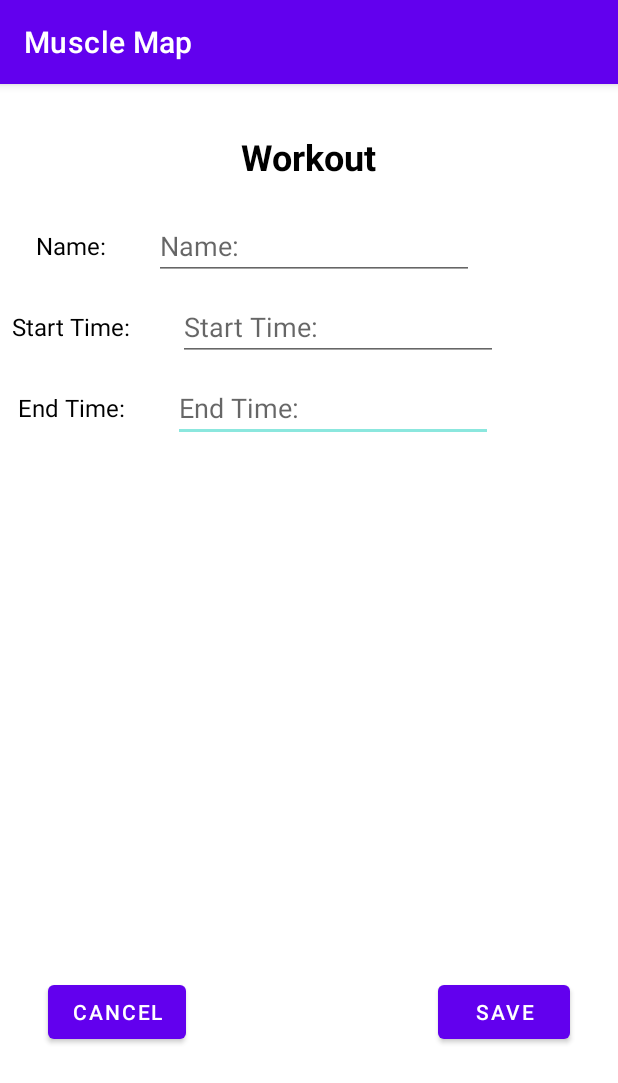
After one commit to dimavrem22/Muscle-Map-Android-App, an Android app: the fragment EditWorkoutFragment shown on its own in the app's theme, on a phone screen of 412 x 824 dp. The commit adds this screen. Shown: the top 1083 px of the screen. Run offline under Robolectric (Android 15) with nearby library versions, the phone set to English and light mode, and no system bars.

Commit message:
Edit Workout Fragment

```diff
--- /dev/null
+++ b/app/src/main/java/com/example/cs4520project/EditWorkoutFragment.java
@@ -0,0 +1,64 @@
+package com.example.cs4520project;
+
+import android.os.Bundle;
+
+import androidx.fragment.app.Fragment;
+
+import android.view.LayoutInflater;
+import android.view.View;
+import android.view.ViewGroup;
+
+/**
+ * A simple {@link Fragment} subclass.
+ * Use the {@link EditWorkoutFragment#newInstance} factory method to
+ * create an instance of this fragment.
+ */
+public class EditWorkoutFragment extends Fragment {
+
+    // TODO: Rename parameter arguments, choose names that match
+    // the fragment initialization parameters, e.g. ARG_ITEM_NUMBER
+    private static final String ARG_PARAM1 = "param1";
+    private static final String ARG_PARAM2 = "param2";
+
+    // TODO: Rename and change types of parameters
+    private String mParam1;
+    private String mParam2;
+
+    public EditWorkoutFragment() {
+        // Required empty public constructor
+    }
+
+    /**
+     * Use this factory method to create a new instance of
+     * this fragment using the provided parameters.
+     *
+     * @param param1 Parameter 1.
+     * @param param2 Parameter 2.
+     * @return A new instance of fragment EditWorkoutFragment.
+     */
+    // TODO: Rename and change types and number of parameters
+    public static EditWorkoutFragment newInstance(String param1, String param2) {
+        EditWorkoutFragment fragment = new EditWorkoutFragment();
+        Bundle args = new Bundle();
+        args.putString(ARG_PARAM1, param1);
+        args.putString(ARG_PARAM2, param2);
+        fragment.setArguments(args);
+        return fragment;
+    }
+
+    @Override
+    public void onCreate(Bundle savedInstanceState) {
+        super.onCreate(savedInstanceState);
+        if (getArguments() != null) {
+            mParam1 = getArguments().getString(ARG_PARAM1);
+            mParam2 = getArguments().getString(ARG_PARAM2);
+        }
+    }
+
+    @Override
+    public View onCreateView(LayoutInflater inflater, ViewGroup container,
+                             Bundle savedInstanceState) {
+        // Inflate the layout for this fragment
+        return inflater.inflate(R.layout.fragment_edit_workout, container, false);
+    }
+}
--- /dev/null
+++ b/app/src/main/res/layout/fragment_edit_workout.xml
@@ -0,0 +1,130 @@
+<?xml version="1.0" encoding="utf-8"?>
+<androidx.constraintlayout.widget.ConstraintLayout xmlns:android="http://schemas.android.com/apk/res/android"
+    xmlns:app="http://schemas.android.com/apk/res-auto"
+    xmlns:tools="http://schemas.android.com/tools"
+    android:id="@+id/editWorkoutLayout"
+    android:layout_width="match_parent"
+    android:layout_height="match_parent"
+    tools:context=".EditWorkoutFragment" >
+
+    <EditText
+        android:id="@+id/editTextWorkoutEndTime"
+        android:layout_width="wrap_content"
+        android:layout_height="wrap_content"
+        android:layout_marginStart="32dp"
+        android:ems="10"
+        android:hint="@string/EndTime"
+        android:inputType="textPersonName"
+        android:textColor="@color/black"
+        app:layout_constraintBottom_toBottomOf="@+id/textViewEndTime"
+        app:layout_constraintStart_toEndOf="@+id/textViewEndTime"
+        app:layout_constraintTop_toTopOf="@+id/textViewEndTime" />
+
+    <TextView
+        android:id="@+id/textView14"
+        android:layout_width="wrap_content"
+        android:layout_height="wrap_content"
+        android:layout_marginStart="8dp"
+        android:layout_marginTop="32dp"
+        android:layout_marginEnd="8dp"
+        android:text="@string/Workout"
+        android:textColor="@color/black"
+        android:textSize="24sp"
+        android:textStyle="bold"
+        app:layout_constraintEnd_toEndOf="parent"
+        app:layout_constraintStart_toStartOf="parent"
+        app:layout_constraintTop_toTopOf="parent" />
+
+    <TextView
+        android:id="@+id/textViewName"
+        android:layout_width="wrap_content"
+        android:layout_height="wrap_content"
+        android:layout_marginStart="24dp"
+        android:layout_marginTop="32dp"
+        android:text="@string/Name"
+        android:textColor="@color/black"
+        android:textSize="16sp"
+        app:layout_constraintStart_toStartOf="parent"
+        app:layout_constraintTop_toBottomOf="@+id/textView14" />
+
+    <TextView
+        android:id="@+id/textViewStartTime"
+        android:layout_width="wrap_content"
+        android:layout_height="wrap_content"
+        android:layout_marginTop="32dp"
+        android:text="@string/StartTime"
+        android:textColor="@color/black"
+        android:textSize="16sp"
+        app:layout_constraintEnd_toEndOf="@+id/textViewName"
+        app:layout_constraintStart_toStartOf="@+id/textViewName"
+        app:layout_constraintTop_toBottomOf="@+id/textViewName" />
+
+    <TextView
+        android:id="@+id/textViewEndTime"
+        android:layout_width="wrap_content"
+        android:layout_height="wrap_content"
+        android:layout_marginTop="32dp"
+        android:text="@string/EndTime"
+        android:textColor="@color/black"
+        android:textSize="16sp"
+        app:layout_constraintEnd_toEndOf="@+id/textViewStartTime"
+        app:layout_constraintStart_toStartOf="@+id/textViewStartTime"
+        app:layout_constraintTop_toBottomOf="@+id/textViewStartTime" />
+
+    <EditText
+        android:id="@+id/editTextWorkoutName"
+        android:layout_width="wrap_content"
+        android:layout_height="wrap_content"
+        android:layout_marginStart="32dp"
+        android:ems="10"
+        android:hint="@string/Name"
+        android:inputType="textPersonName"
+        android:textColor="@color/black"
+        app:layout_constraintBottom_toBottomOf="@+id/textViewName"
+        app:layout_constraintStart_toEndOf="@+id/textViewName"
+        app:layout_constraintTop_toTopOf="@+id/textViewName" />
+
+    <EditText
+        android:id="@+id/editTextWorkoutStartTime"
+        android:layout_width="wrap_content"
+        android:layout_height="wrap_content"
+        android:layout_marginStart="32dp"
+        android:ems="10"
+        android:hint="@string/StartTime"
+        android:inputType="textPersonName"
+        android:textColor="@color/black"
+        app:layout_constraintBottom_toBottomOf="@+id/textViewStartTime"
+        app:layout_constraintStart_toEndOf="@+id/textViewStartTime"
+        app:layout_constraintTop_toTopOf="@+id/textViewStartTime" />
+
+    <ListView
+        android:id="@+id/listViewExercises"
+        android:layout_width="wrap_content"
+        android:layout_height="300dp"
+        android:layout_marginStart="8dp"
+        android:layout_marginTop="24dp"
+        android:layout_marginEnd="8dp"
+        app:layout_constraintEnd_toEndOf="parent"
+        app:layout_constraintStart_toStartOf="parent"
+        app:layout_constraintTop_toBottomOf="@+id/editTextWorkoutEndTime" />
+
+    <Button
+        android:id="@+id/buttonEditWorkoutCancel"
+        android:layout_width="wrap_content"
+        android:layout_height="wrap_content"
+        android:layout_marginStart="32dp"
+        android:layout_marginTop="32dp"
+        android:text="@string/EditWorkoutCancel"
+        app:layout_constraintStart_toStartOf="parent"
+        app:layout_constraintTop_toBottomOf="@+id/listViewExercises" />
+
+    <Button
+        android:id="@+id/buttonEditWorkoutSave"
+        android:layout_width="wrap_content"
+        android:layout_height="wrap_content"
+        android:layout_marginTop="32dp"
+        android:layout_marginEnd="32dp"
+        android:text="@string/EditWorkoutSave"
+        app:layout_constraintEnd_toEndOf="parent"
+        app:layout_constraintTop_toBottomOf="@+id/listViewExercises" />
+</androidx.constraintlayout.widget.ConstraintLayout>
--- a/app/src/main/res/values/strings.xml
+++ b/app/src/main/res/values/strings.xml
@@ -25,8 +25,6 @@
     <string name="invalid_credentials">Incorrect email or password.</string>
 
 
-
-
     <!-- Sleep Log Fragment -->
     <string name="GetToSleep">Get To Sleep By </string>
     <string name="WakeUp">Wake Up By </string>
@@ -41,5 +39,14 @@
     <string name="BedTimeExample">10:30PM</string>
     <string name="WakeTimeExample">7:30AM</string>
     <string name="SetSleepTime">Set Sleep Time</string>
+    <string name="hello_blank_fragment">Hello blank fragment</string>
+
+    <!-- Edit Workout Fragment -->
+    <string name="Workout">Workout</string>
+    <string name="Name">Name: </string>
+    <string name="StartTime">Start Time: </string>
+    <string name="EndTime">End Time: </string>
+    <string name="EditWorkoutCancel">Cancel</string>
+    <string name="EditWorkoutSave">Save</string>
 
 </resources>
```
